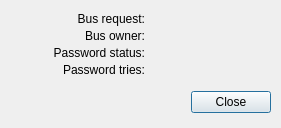
Qt form src/statusdialog.ui (bloguetronica/mcp2210-conf) before a commit.
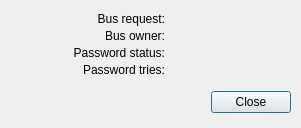
The same form after that commit. Icons and pictures are not drawn.

```diff
--- a/src/statusdialog.ui
+++ b/src/statusdialog.ui
@@ -6,19 +6,19 @@
    <rect>
     <x>0</x>
     <y>0</y>
-    <width>281</width>
+    <width>301</width>
     <height>128</height>
    </rect>
   </property>
   <property name="minimumSize">
    <size>
-    <width>281</width>
+    <width>301</width>
     <height>128</height>
    </size>
   </property>
   <property name="maximumSize">
    <size>
-    <width>281</width>
+    <width>301</width>
     <height>128</height>
    </size>
   </property>
@@ -44,7 +44,7 @@
     <rect>
      <x>10</x>
      <y>87</y>
-     <width>261</width>
+     <width>281</width>
      <height>31</height>
     </rect>
    </property>
@@ -60,7 +60,7 @@
     <rect>
      <x>10</x>
      <y>10</y>
-     <width>135</width>
+     <width>155</width>
      <height>17</height>
     </rect>
    </property>
@@ -74,7 +74,7 @@
   <widget class="QLabel" name="labelBusRequestValue">
    <property name="geometry">
     <rect>
-     <x>150</x>
+     <x>170</x>
      <y>10</y>
      <width>121</width>
      <height>17</height>
@@ -89,7 +89,7 @@
     <rect>
      <x>10</x>
      <y>27</y>
-     <width>135</width>
+     <width>155</width>
      <height>17</height>
     </rect>
    </property>
@@ -103,7 +103,7 @@
   <widget class="QLabel" name="labelBusOwnerValue">
    <property name="geometry">
     <rect>
-     <x>150</x>
+     <x>170</x>
      <y>27</y>
      <width>121</width>
      <height>17</height>
@@ -118,7 +118,7 @@
     <rect>
      <x>10</x>
      <y>44</y>
-     <width>135</width>
+     <width>155</width>
      <height>17</height>
     </rect>
    </property>
@@ -132,7 +132,7 @@
   <widget class="QLabel" name="labelPasswordStatusValue">
    <property name="geometry">
     <rect>
-     <x>150</x>
+     <x>170</x>
      <y>44</y>
      <width>121</width>
      <height>17</height>
@@ -147,7 +147,7 @@
     <rect>
      <x>10</x>
      <y>61</y>
-     <width>135</width>
+     <width>155</width>
      <height>17</height>
     </rect>
    </property>
@@ -161,7 +161,7 @@
   <widget class="QLabel" name="labelPasswordTriesValue">
    <property name="geometry">
     <rect>
-     <x>150</x>
+     <x>170</x>
      <y>61</y>
      <width>121</width>
      <height>17</height>
```
Left out of the diff: 4 changed lines with no effect on the pictures.
